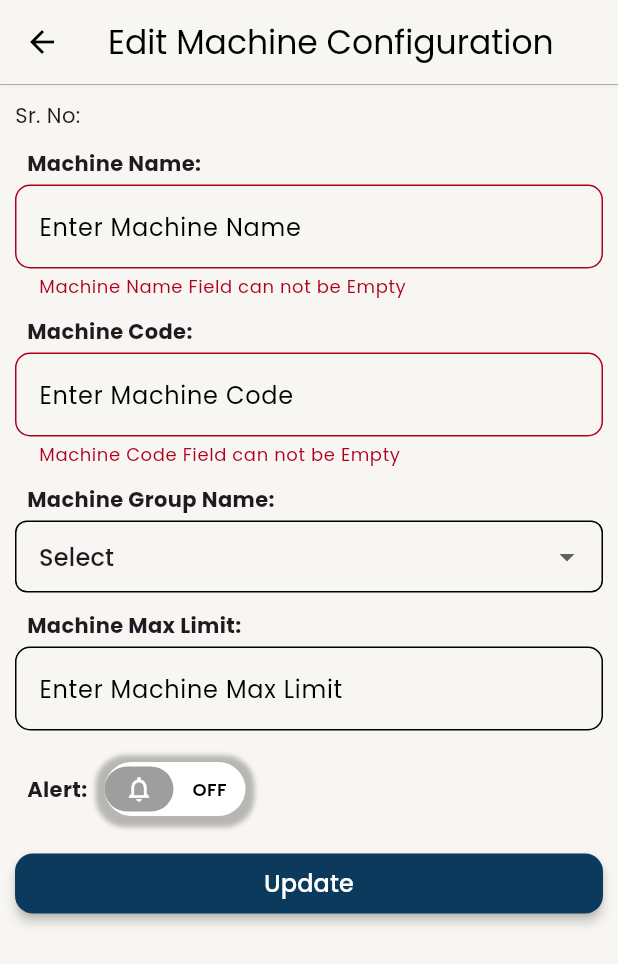
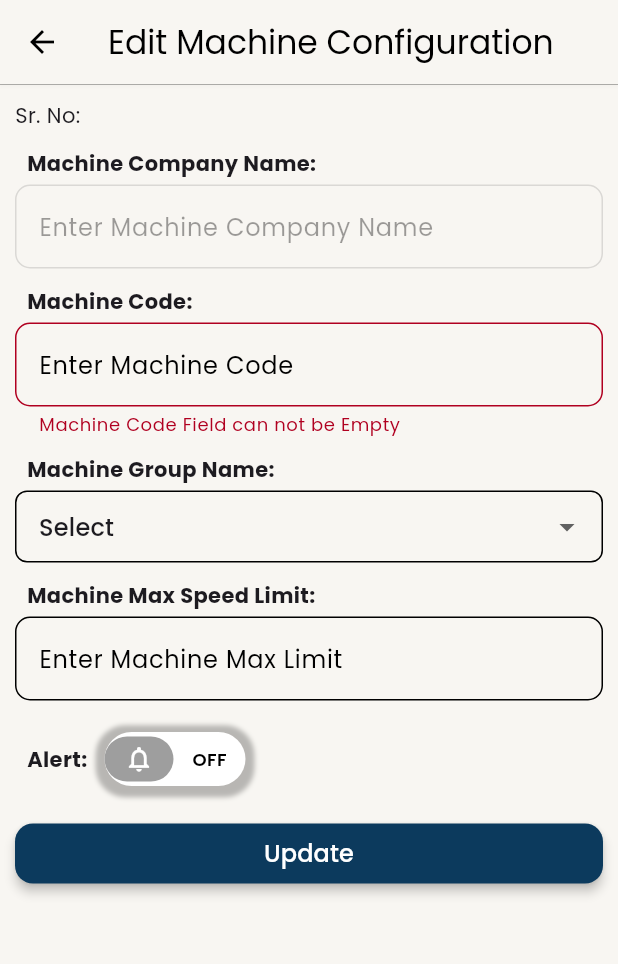
Before and after one commit to ParthDhankecha/trackweaving-app, a Flutter app: the EditMachineConfiguration screen opened directly with empty values, after a tap on "Update", on a phone screen of 412 x 824 dp. Shown: the top 964 px of the screen. Run offline on Flutter 3.47's test engine with Material 3 defaults, Android fonts, the phone set to English and light mode, and no system bars; drawn by our look-alikes of animated_toggle_switch; our stand-ins replace firebase_core, firebase_messaging, flutter_local_notifications, flutter_svg, get, google_fonts and 7 more; missing offline and left inert: blinker, dart:ffi; accounts and stored records are empty; network calls fail; project files that could hold a hidden picture were left out.

Commit message:
v12 android update

```diff
--- a/lib/screens/settings_screen/machine_configuration/edit_machine_configuration.dart
+++ b/lib/screens/settings_screen/machine_configuration/edit_machine_configuration.dart
@@ -26,7 +26,7 @@ class _EditMachineConfigurationState extends State<EditMachineConfiguration> {
   void initState() {
     super.initState();
     controller.setFields(
-      name: widget.machine.machineName,
+      name: widget.machine.machineName.capitalizeFirst!,
       code: widget.machine.machineCode,
       alert: widget.machine.isAlertActive,
       grpId: widget.machine.machineGroupId?.id,
@@ -65,14 +65,15 @@ class _EditMachineConfigurationState extends State<EditMachineConfiguration> {
                       SizedBox(height: 12),
                       //
                       _buildInputField(
-                        title: 'Machine Name',
-                        hintText: 'Enter Machine Name',
+                        title: 'machine_company_name'.tr,
+                        hintText: 'Enter Machine Company Name',
                         controller: controller.machineNameController,
+                        isEnabled: false,
                         onValidation: (value) {
-                          if (value == null || value.isEmpty) {
-                            return 'Machine Name Field can not be Empty';
-                          }
-                          return null;
+                          // if (value == null || value.isEmpty) {
+                          //   return 'Machine Name Field can not be Empty';
+                          // }
+                          // return null;
                         },
                       ),
                       SizedBox(height: 12),
@@ -177,6 +178,7 @@ class _EditMachineConfigurationState extends State<EditMachineConfiguration> {
 
     TextInputType inputType = TextInputType.text,
     String? Function(String?)? onValidation,
+    bool isEnabled = true,
   }) {
     return Column(
       crossAxisAlignment: CrossAxisAlignment.start,
@@ -189,6 +191,7 @@ class _EditMachineConfigurationState extends State<EditMachineConfiguration> {
           ),
         ),
         TextFormField(
+          enabled: isEnabled,
           keyboardType: inputType,
           controller: controller,
           validator: onValidation,
--- a/lib/utils/internationalization.dart
+++ b/lib/utils/internationalization.dart
@@ -117,8 +117,9 @@ class AppTranslations extends Translations {
       'privacy_policy': 'Privacy Policy',
       'terms_conditions': 'Terms & Conditions',
       'max_limit': 'Max Limit',
-      'machine_max_limit': 'Machine Max Limit',
+      'machine_max_limit': 'Machine Max Speed Limit',
       'enter_machine_max_limit': 'Enter Machine Max Limit',
+      'machine_company_name': 'Machine Company Name',
     },
     'hi_IN': {
       'language_change': 'भाषा बदलें',
@@ -238,6 +239,7 @@ class AppTranslations extends Translations {
       'max_limit': 'अधिकतम सीमा',
       'machine_max_limit': 'मशीन अधिकतम सीमा',
       'enter_machine_max_limit': 'मशीन अधिकतम सीमा दर्ज करें',
+      'machine_company_name': 'मशीन कंपनी का नाम',
     },
     'gu_IN': {
       'language_change': 'ભાષા બદલો',
@@ -356,6 +358,7 @@ class AppTranslations extends Translations {
       'max_limit': 'અધિકતમ મર્યાદા',
       'machine_max_limit': 'મશીનની મહત્તમ મર્યાદા',
       'enter_machine_max_limit': 'મશીનની મહત્તમ મર્યાદા દાખલ કરો',
+      'machine_company_name': 'મશીન કંપનીનું નામ',
     },
   };
 }
--- a/pubspec.yaml
+++ b/pubspec.yaml
@@ -5,7 +5,7 @@ description: "A new Flutter project.  name need to be change"
 publish_to: 'none' # Remove this line if you wish to publish to pub.dev
 
 
-version: 1.0.2+11
+version: 1.0.2+12
 
 environment:
   sdk: ^3.9.2
```
